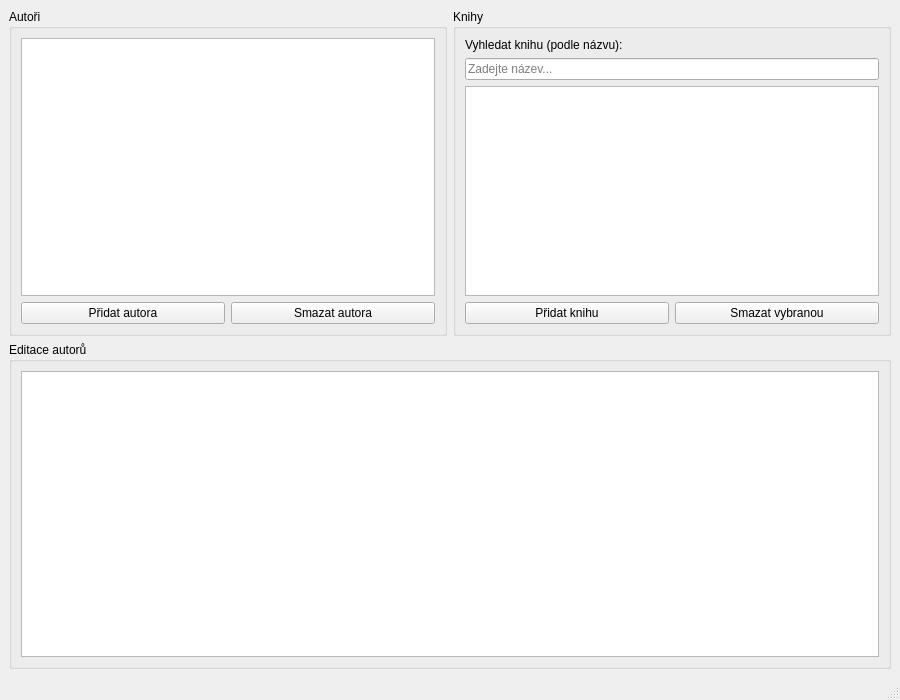
The window that mainwindow.ui (strakamartin/knihovna) describes before a commit, drawn with Qt 5.
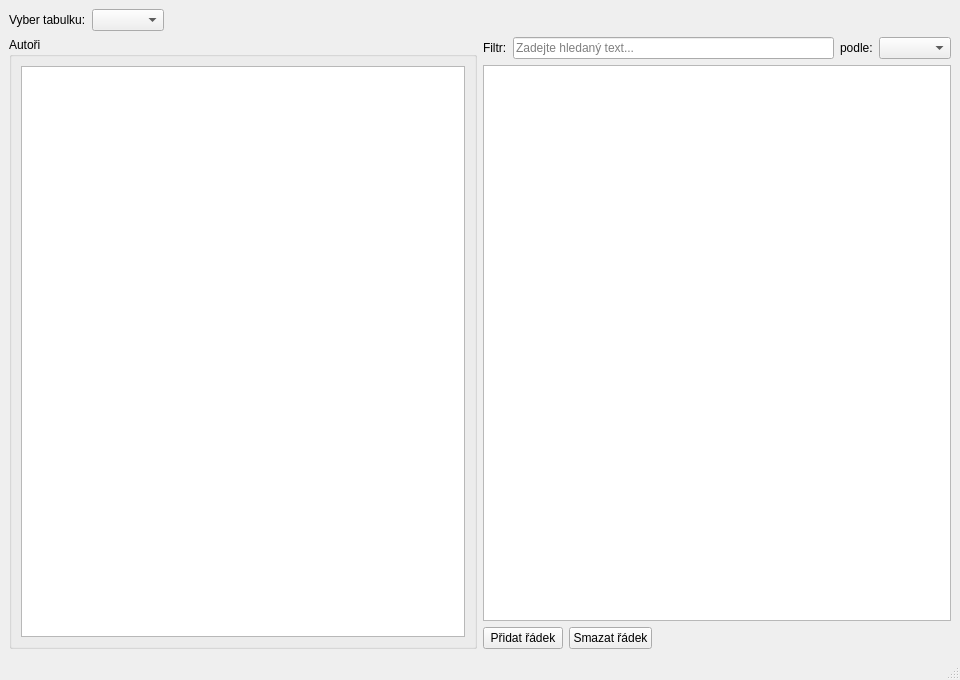
The same window after the commit.

Commit message: Redesign GUI: table selector combo, unified table view, column filter combo, remove author-edit panel

Diff of the .ui file:
```diff
--- a/mainwindow.ui
+++ b/mainwindow.ui
@@ -6,8 +6,8 @@
    <rect>
     <x>0</x>
     <y>0</y>
-    <width>900</width>
-    <height>700</height>
+    <width>960</width>
+    <height>680</height>
    </rect>
   </property>
   <property name="windowTitle">
@@ -17,9 +17,42 @@
    <layout class="QVBoxLayout" name="verticalLayoutMain">
 
     <item>
-     <layout class="QHBoxLayout" name="horizontalLayoutTop">
+     <layout class="QHBoxLayout" name="horizontalLayoutVyberTabulky">
+      <item>
+       <widget class="QLabel" name="labelVyberTabulky">
+        <property name="text">
+         <string>Vyber tabulku:</string>
+        </property>
+       </widget>
+      </item>
+      <item>
+       <widget class="QComboBox" name="comboTabulky">
+        <property name="minimumWidth">
+         <number>160</number>
+        </property>
+       </widget>
+      </item>
+      <item>
+       <spacer name="spacerVyber">
+        <property name="orientation">
+         <enum>Qt::Horizontal</enum>
+        </property>
+        <property name="sizeHint" stdset="0">
+         <size>
+          <width>40</width>
+          <height>20</height>
+         </size>
+        </property>
+       </spacer>
+      </item>
+     </layout>
+    </item>
 
-      <!-- Levý panel: seznam autorů -->
+    <!-- Hlavní obsah: levý seznam autorů + pravý panel dat -->
+    <item>
+     <layout class="QHBoxLayout" name="horizontalLayoutObsah">
+
+      <!-- Levý panel: seznam autorů (bez tlačítek) -->
       <item>
        <widget class="QGroupBox" name="groupBoxAutori">
         <property name="title">
@@ -27,57 +60,53 @@
         </property>
         <layout class="QVBoxLayout" name="verticalLayoutAutori">
          <item>
-          <widget class="QListWidget" name="listAutoru">
-           <property name="minimumWidth">
-            <number>200</number>
-           </property>
-          </widget>
+          <widget class="QListWidget" name="listAutoru"/>
          </item>
-         <item>
-          <layout class="QHBoxLayout" name="horizontalLayoutTlacitkaAutoru">
-           <item>
-            <widget class="QPushButton" name="tlacitkoPridatAutora">
-             <property name="text">
-              <string>Přidat autora</string>
-             </property>
-            </widget>
-           </item>
-           <item>
-            <widget class="QPushButton" name="tlacitkoSmazatAutora">
-             <property name="text">
-              <string>Smazat autora</string>
-             </property>
-            </widget>
-           </item>
-          </layout>
-         </item>
-        </layout>
+        </layout>
        </widget>
       </item>
 
-      <!-- Pravý panel: knihy -->
+      <!-- Pravý panel: filtr + tabulka + tlačítka -->
       <item>
-       <widget class="QGroupBox" name="groupBoxKnihy">
-        <property name="title">
-         <string>Knihy</string>
-        </property>
-        <layout class="QVBoxLayout" name="verticalLayoutKnihy">
+       <layout class="QVBoxLayout" name="verticalLayoutPravy">
+
+        <!-- Řádek filtru -->
          <item>
-          <widget class="QLabel" name="labelHledani">
+         <layout class="QHBoxLayout" name="horizontalLayoutFiltr">
+          <item>
+           <widget class="QLabel" name="labelFiltr">
            <property name="text">
-            <string>Vyhledat knihu (podle názvu):</string>
+             <string>Filtr:</string>
            </property>
           </widget>
          </item>
          <item>
           <widget class="QLineEdit" name="listaHledani">
            <property name="placeholderText">
-            <string>Zadejte název...</string>
+             <string>Zadejte hledaný text...</string>
            </property>
           </widget>
          </item>
          <item>
-          <widget class="QTableView" name="tabulkaKnih">
+           <widget class="QLabel" name="labelSloupec">
+            <property name="text">
+             <string>podle:</string>
+            </property>
+           </widget>
+          </item>
+          <item>
+           <widget class="QComboBox" name="comboSloupce">
+            <property name="minimumWidth">
+             <number>160</number>
+            </property>
+           </widget>
+          </item>
+         </layout>
+        </item>
+
+        <!-- Hlavní tabulka -->
+        <item>
+         <widget class="QTableView" name="tabulkaHlavni">
            <property name="selectionMode">
             <enum>QAbstractItemView::SingleSelection</enum>
            </property>
@@ -86,53 +115,44 @@
            </property>
           </widget>
          </item>
+
+        <!-- Tlačítka pro správu řádků (součást pravého panelu) -->
          <item>
-          <layout class="QHBoxLayout" name="horizontalLayoutTlacitkaKnih">
+         <layout class="QHBoxLayout" name="horizontalLayoutTlacitka">
            <item>
             <widget class="QPushButton" name="tlacitkoPridat">
              <property name="text">
-              <string>Přidat knihu</string>
+             <string>Přidat řádek</string>
              </property>
             </widget>
            </item>
            <item>
             <widget class="QPushButton" name="tlacitkoSmazat">
              <property name="text">
-              <string>Smazat vybranou</string>
+             <string>Smazat řádek</string>
              </property>
             </widget>
            </item>
-          </layout>
-         </item>
-        </layout>
-       </widget>
+          <item>
+           <spacer name="spacerTlacitka">
+            <property name="orientation">
+             <enum>Qt::Horizontal</enum>
+            </property>
+            <property name="sizeHint" stdset="0">
+             <size>
+              <width>40</width>
+              <height>20</height>
+             </size>
+            </property>
+           </spacer>
+          </item>
+         </layout>
       </item>
 
      </layout>
     </item>
 
-    <!-- Spodní panel: editace autorů -->
-    <item>
-     <widget class="QGroupBox" name="groupBoxEditaceAutoru">
-      <property name="title">
-       <string>Editace autorů</string>
-      </property>
-      <layout class="QVBoxLayout" name="verticalLayoutEditaceAutoru">
-       <item>
-        <widget class="QTableView" name="tabulkaAutoru">
-         <property name="selectionMode">
-          <enum>QAbstractItemView::SingleSelection</enum>
-         </property>
-         <property name="selectionBehavior">
-          <enum>QAbstractItemView::SelectRows</enum>
-         </property>
-         <property name="maximumHeight">
-          <number>200</number>
-         </property>
-        </widget>
-       </item>
-      </layout>
-     </widget>
+     </layout>
     </item>
 
    </layout>
```
Left out of the diff: 4 changed lines with no effect on the pictures. Lines whose indentation alone changed are shown as unchanged. The commit also changes 2 other files.
